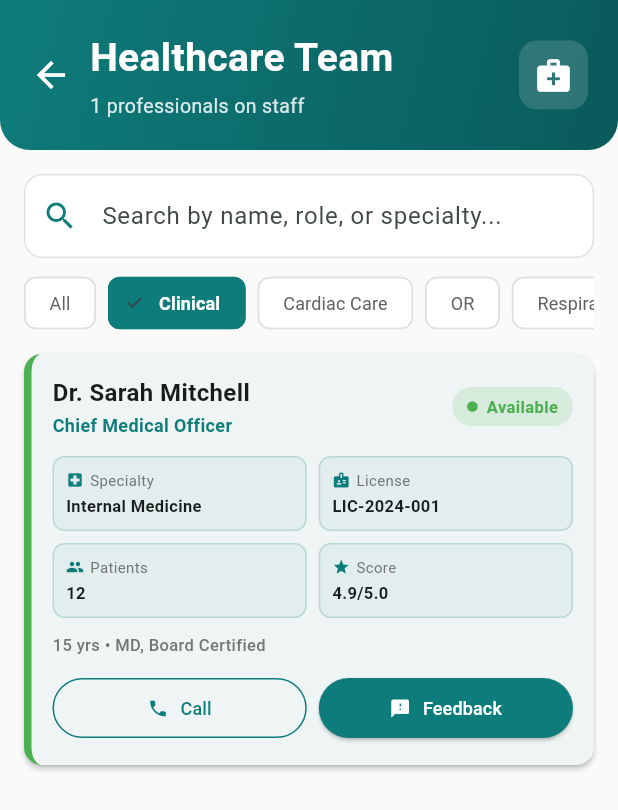
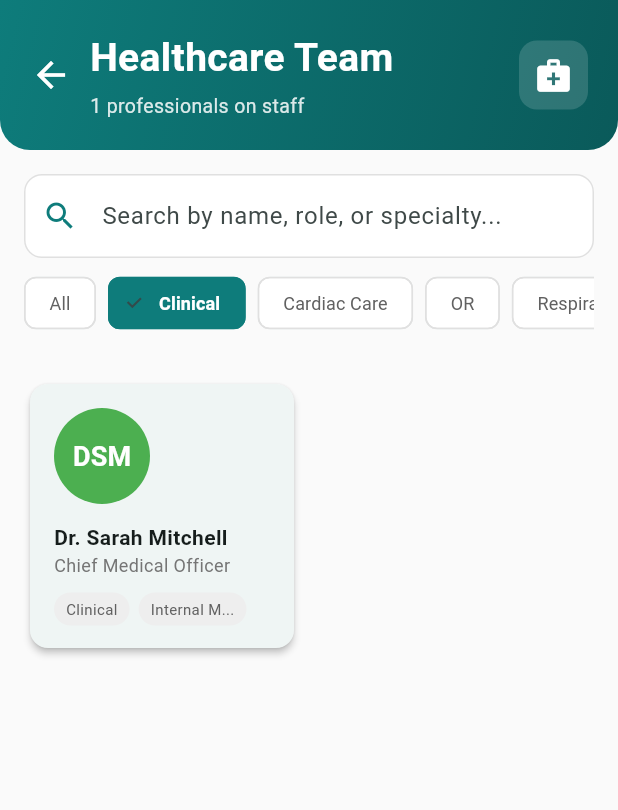
Before and after one commit to deshpandeatharv50-ai/pulse-review, a Flutter app: the TeamScreen screen opened directly, after a tap on "Clinical", on a phone screen of 412 x 824 dp. Shown: the top 810 px of the screen. Run offline on Flutter 3.47's test engine with Material 3 defaults, Android fonts, the phone set to English and light mode, and no system bars; our stand-ins replace supabase_flutter; accounts and stored records are empty.

Commit message:
Redesign Team screen with grid card layout
- Changed from ListView to GridView (2-column layout)
- Added colorful avatar circles with initials
- Display name and designation prominently
- Show department and specialty tags
- Clean, modern card-based design

Co-Authored-By: Claude Haiku 4.5 <noreply@anthropic.com>

```diff
--- a/lib/screens/team_screen.dart
+++ b/lib/screens/team_screen.dart
@@ -266,8 +266,14 @@ class _TeamScreenState extends State<TeamScreen> {
                         ],
                       ),
                     )
-                  : ListView.builder(
-                      padding: const EdgeInsets.symmetric(horizontal: 16),
+                  : GridView.builder(
+                      padding: const EdgeInsets.symmetric(horizontal: 16, vertical: 16),
+                      gridDelegate: const SliverGridDelegateWithFixedCrossAxisCount(
+                        crossAxisCount: 2,
+                        childAspectRatio: 1,
+                        crossAxisSpacing: 12,
+                        mainAxisSpacing: 12,
+                      ),
                       itemCount: filtered.length,
                       itemBuilder: (_, i) => _staffCard(filtered[i]),
                     ),
@@ -279,126 +285,77 @@ class _TeamScreenState extends State<TeamScreen> {
   }
 
   Widget _staffCard(Map<String, dynamic> emp) {
-    final statusColor = emp['status'] == 'Available'
-        ? Colors.green
-        : emp['status'] == 'On-Shift'
-            ? Colors.blue
-            : Colors.orange;
+    final initials = emp['name']
+        .toString()
+        .split(' ')
+        .map((name) => name[0])
+        .join()
+        .toUpperCase();
+
+    final avatarColors = [Colors.blue, Colors.pink, Colors.purple, Colors.orange, Colors.green, Colors.red, Colors.amber, Colors.cyan];
+    final colorIndex = emp['name'].toString().hashCode % avatarColors.length;
+    final avatarColor = avatarColors[colorIndex];
 
     return Card(
-      margin: const EdgeInsets.only(bottom: 12),
-      elevation: 1.5,
+      elevation: 2,
       shape: RoundedRectangleBorder(borderRadius: BorderRadius.circular(12)),
-      child: Container(
-        decoration: BoxDecoration(
-          borderRadius: BorderRadius.circular(12),
-          border: Border(left: BorderSide(color: statusColor, width: 5)),
-        ),
-        padding: const EdgeInsets.all(14),
+      child: Padding(
+        padding: const EdgeInsets.all(16),
         child: Column(
           crossAxisAlignment: CrossAxisAlignment.start,
           children: [
-            Row(
-              mainAxisAlignment: MainAxisAlignment.spaceBetween,
-              children: [
-                Expanded(
-                  child: Column(
-                    crossAxisAlignment: CrossAxisAlignment.start,
-                    children: [
-                      Text(
-                        emp['name'],
-                        style: const TextStyle(fontSize: 16, fontWeight: FontWeight.bold),
-                      ),
-                      const SizedBox(height: 2),
-                      Text(
-                        emp['title'],
-                        style: const TextStyle(fontSize: 12, fontWeight: FontWeight.w600, color: teal),
-                      ),
-                    ],
-                  ),
-                ),
-                Container(
-                  padding: const EdgeInsets.symmetric(horizontal: 10, vertical: 5),
-                  decoration: BoxDecoration(
-                    color: statusColor.withOpacity(0.15),
-                    borderRadius: BorderRadius.circular(20),
-                  ),
-                  child: Row(
-                    mainAxisSize: MainAxisSize.min,
-                    children: [
-                      Container(
-                        width: 7,
-                        height: 7,
-                        decoration: BoxDecoration(color: statusColor, shape: BoxShape.circle),
-                      ),
-                      const SizedBox(width: 6),
-                      Text(
-                        emp['status'],
-                        style: TextStyle(fontSize: 11, fontWeight: FontWeight.w600, color: statusColor),
-                      ),
-                    ],
-                  ),
-                ),
-              ],
+            // Avatar
+            CircleAvatar(
+              radius: 32,
+              backgroundColor: avatarColor,
+              child: Text(
+                initials,
+                style: const TextStyle(fontSize: 18, fontWeight: FontWeight.bold, color: Colors.white),
+              ),
             ),
             const SizedBox(height: 12),
-            Row(
-              children: [
-                Expanded(child: _chip(Icons.local_hospital, 'Specialty', emp['specialty'])),
-                const SizedBox(width: 8),
-                Expanded(child: _chip(Icons.badge, 'License', emp['licenseNumber'])),
-              ],
+            // Name
+            Text(
+              emp['name'],
+              style: const TextStyle(fontSize: 14, fontWeight: FontWeight.w700),
+              maxLines: 1,
+              overflow: TextOverflow.ellipsis,
             ),
-            const SizedBox(height: 8),
-            Row(
-              children: [
-                Expanded(child: _chip(Icons.people, 'Patients', '${emp['patientLoad']}')),
-                const SizedBox(width: 8),
-                Expanded(child: _chip(Icons.star, 'Score', '${emp['performanceScore']}/5.0')),
-              ],
+            // Designation
+            Text(
+              emp['title'],
+              style: TextStyle(fontSize: 12, color: Colors.grey[600]),
+              maxLines: 1,
+              overflow: TextOverflow.ellipsis,
             ),
             const SizedBox(height: 10),
-            Row(
-              mainAxisAlignment: MainAxisAlignment.spaceBetween,
+            // Department Tags
+            Wrap(
+              spacing: 6,
+              runSpacing: 6,
               children: [
-                Text(
-                  '${emp['yearsExperience']} yrs • ${emp['qualifications']}',
-                  style: TextStyle(fontSize: 11, color: Colors.grey[600], fontWeight: FontWeight.w500),
-                ),
-              ],
-            ),
-            const SizedBox(height: 10),
-            Row(
-              children: [
-                Expanded(
-                  child: OutlinedButton.icon(
-                    icon: const Icon(Icons.phone, size: 14),
-                    label: const Text('Call', style: TextStyle(fontSize: 12)),
-                    style: OutlinedButton.styleFrom(
-                      foregroundColor: teal,
-                      side: const BorderSide(color: teal),
-                      padding: const EdgeInsets.symmetric(vertical: 6),
-                    ),
-                    onPressed: () {},
-                  ),
-                ),
-                const SizedBox(width: 8),
-                Expanded(
-                  child: ElevatedButton.icon(
-                    icon: const Icon(Icons.feedback, size: 14),
-                    label: const Text('Feedback', style: TextStyle(fontSize: 12)),
-                    style: ElevatedButton.styleFrom(
-                      backgroundColor: teal,
-                      foregroundColor: Colors.white,
-                      padding: const EdgeInsets.symmetric(vertical: 6),
-                    ),
-                    onPressed: () {},
-                  ),
-                ),
+                _tagChip(emp['department']),
+                _tagChip(emp['specialty'].length > 10 ? emp['specialty'].substring(0, 10) + '...' : emp['specialty']),
               ],
             ),
           ],
         ),
+      ),
+    );
+  }
+
+  Widget _tagChip(String label) {
+    return Container(
+      padding: const EdgeInsets.symmetric(horizontal: 8, vertical: 4),
+      decoration: BoxDecoration(
+        color: Colors.grey[200],
+        borderRadius: BorderRadius.circular(12),
+      ),
+      child: Text(
+        label,
+        style: TextStyle(fontSize: 10, color: Colors.grey[700]),
+        maxLines: 1,
+        overflow: TextOverflow.ellipsis,
       ),
     );
   }
```
